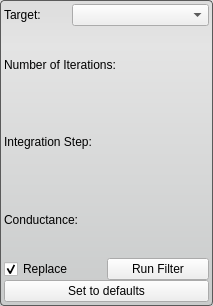
SCIInstitute/Seg3D, file src/Interface/ToolInterface/AnisotropicDiffusionFilterInterface.ui: the form before one commit.
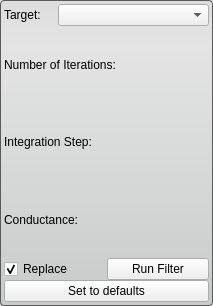
The form after the commit.

```diff
--- a/src/Interface/ToolInterface/AnisotropicDiffusionFilterInterface.ui
+++ b/src/Interface/ToolInterface/AnisotropicDiffusionFilterInterface.ui
@@ -52,9 +52,9 @@
     <number>4</number>
    </property>
    <item>
-    <layout class="QHBoxLayout" name="activeHLayout" stretch="1,2">
+    <layout class="QHBoxLayout" name="activeHLayout" stretch="1,3">
      <property name="spacing">
-      <number>0</number>
+      <number>4</number>
      </property>
      <item>
       <widget class="QLabel" name="activeLabel">
```
